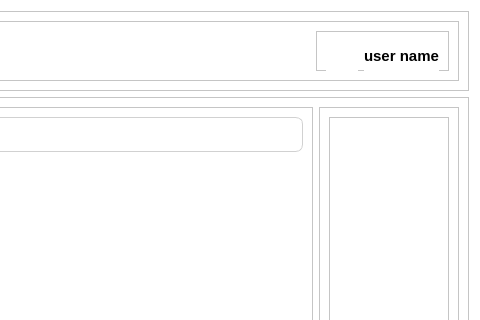
Qt form layouts/devices_screen.ui (fedulovs/InventoryUI) before a commit; both pictures show x 711 to 1191 and y 0 to 320 of the 1191 by 774 pixel window.
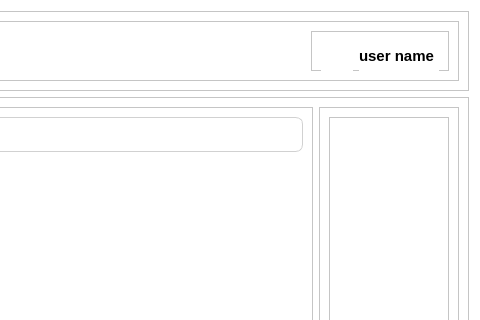
The same form after that commit. Icons and pictures are not drawn.

What changed in the file:
```diff
--- a/layouts/devices_screen.ui
+++ b/layouts/devices_screen.ui
@@ -10,6 +10,12 @@
     <height>774</height>
    </rect>
   </property>
+  <property name="sizePolicy">
+   <sizepolicy hsizetype="MinimumExpanding" vsizetype="MinimumExpanding">
+    <horstretch>0</horstretch>
+    <verstretch>0</verstretch>
+   </sizepolicy>
+  </property>
   <property name="windowTitle">
    <string>Dialog</string>
   </property>
@@ -129,7 +135,7 @@
               </property>
               <property name="minimumSize">
                <size>
-                <width>0</width>
+                <width>80</width>
                 <height>30</height>
                </size>
               </property>
```
Left out of the diff: 18 changed lines with no effect on the pictures. Lines whose indentation alone changed are shown as unchanged.
